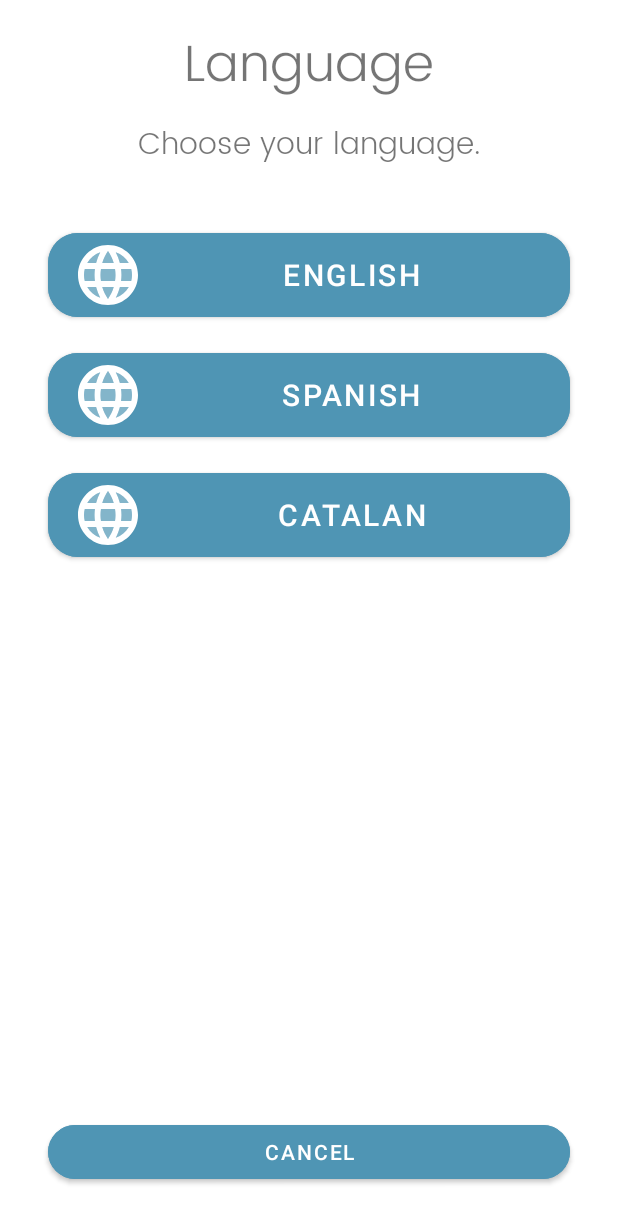
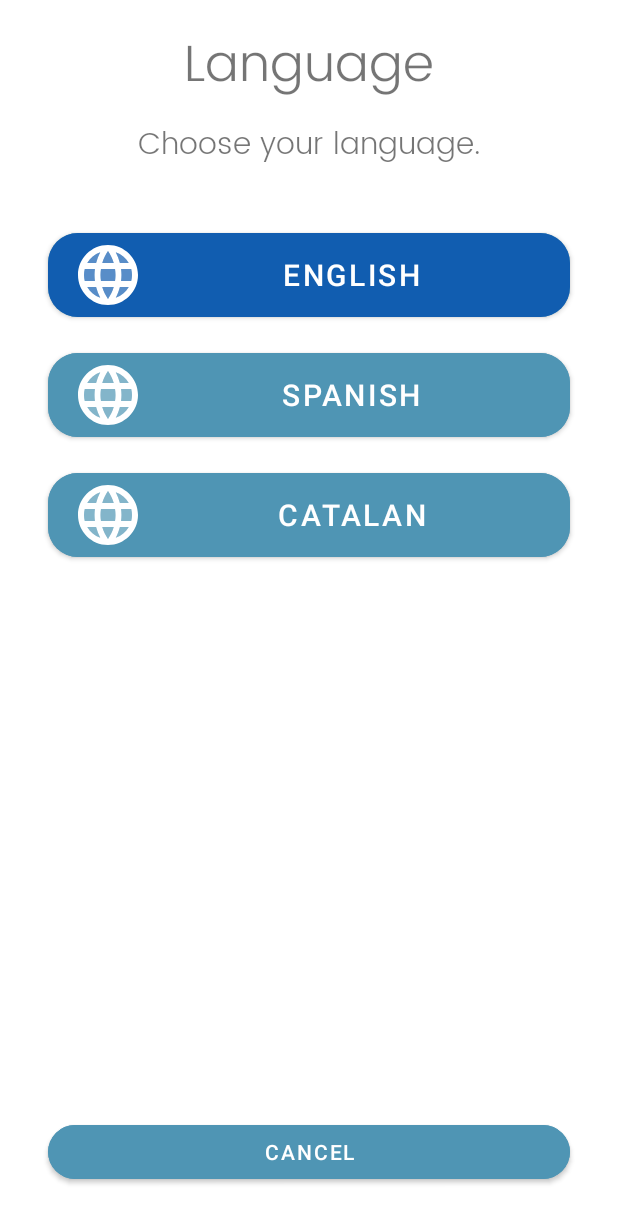
Before and after one commit to zurdo93/ProjecteFinal, an Android app: the IdiomaActivity screen opened directly, with no data from a screen before it, on a phone screen of 412 x 824 dp. Shown: the top 1223 px of the screen. Run offline under Robolectric (Android 15) with nearby library versions, the phone set to English and light mode, and no system bars.

Commit message:
Surt l'idioma seleccionat, es marca més l'espai entre restaurants a l'historial i preferits, bloquejada l'aplicació en orientació vertical

```diff
--- a/RestaSearch/app/src/main/java/com/cursfundacionesplai/restasearch/IdiomaActivity.java
+++ b/RestaSearch/app/src/main/java/com/cursfundacionesplai/restasearch/IdiomaActivity.java
@@ -5,6 +5,7 @@ import androidx.appcompat.app.AppCompatActivity;
 import android.content.Intent;
 import android.os.Bundle;
 import android.view.View;
+import android.widget.Button;
 
 import com.cursfundacionesplai.restasearch.helpers.LanguageHelper;
 import com.google.firebase.crashlytics.FirebaseCrashlytics;
@@ -35,9 +36,12 @@ public class IdiomaActivity extends AppCompatActivity {
             }
         };
 
-        findViewById(R.id.lang_en).setOnClickListener(listener);
-        findViewById(R.id.lang_es).setOnClickListener(listener);
-        findViewById(R.id.lang_ca).setOnClickListener(listener);
+        Button en = findViewById(R.id.lang_en);
+        en.setOnClickListener(listener);
+        Button es = findViewById(R.id.lang_es);
+        es.setOnClickListener(listener);
+        Button ca = findViewById(R.id.lang_ca);
+        ca.setOnClickListener(listener);
 
         findViewById(R.id.btn_cancel).setOnClickListener(new View.OnClickListener() {
             @Override
@@ -45,5 +49,19 @@ public class IdiomaActivity extends AppCompatActivity {
                 finish();
             }
         });
+
+        int color = R.color.primary_color;
+
+        switch (LanguageHelper.getSavedLanguage(this)) {
+            case "en":
+                en.setBackgroundColor(getResources().getColor(color));
+                break;
+            case "es":
+                es.setBackgroundColor(getResources().getColor(color));
+                break;
+            case "ca":
+                ca.setBackgroundColor(getResources().getColor(color));
+                break;
+        }
     }
 }
--- a/RestaSearch/app/src/main/res/layout/adapter_restaurant_item.xml
+++ b/RestaSearch/app/src/main/res/layout/adapter_restaurant_item.xml
@@ -77,7 +77,10 @@
     android:id="@+id/card"
     android:layout_width="match_parent"
     android:layout_height="wrap_content"
-    android:layout_margin="8dp">
+    android:layout_margin="8dp"
+    app:cardElevation="0dp"
+    app:strokeColor="@color/grey"
+    app:strokeWidth="3dp">
 
     <androidx.constraintlayout.widget.ConstraintLayout
         android:layout_width="match_parent"
--- a/RestaSearch/app/src/main/res/values/colors.xml
+++ b/RestaSearch/app/src/main/res/values/colors.xml
@@ -13,5 +13,6 @@
     <color name="secondary_color">#FF4F95B4</color>
     <color name="terciary_color">#FF09468A</color>
     <color name="circle_color">#33115DB0</color>
+    <color name="grey">#747880</color>
 
 </resources>
```
Also changed, not shown: RestaSearch/app/src/main/AndroidManifest.xml (+9 -6 lines).
